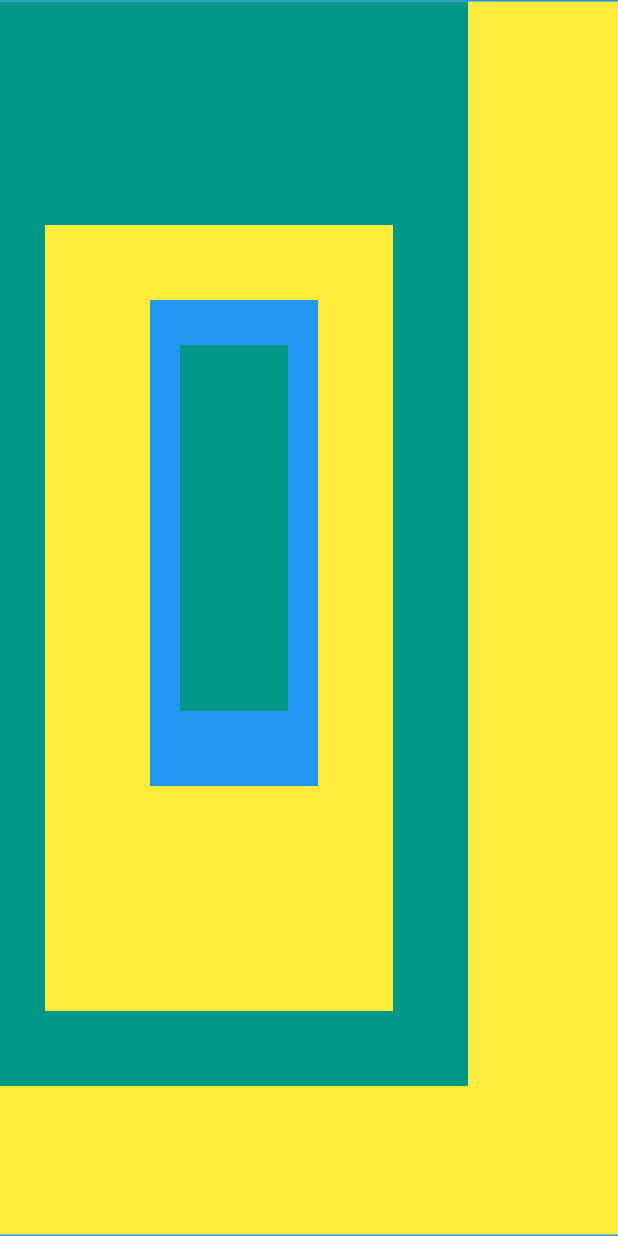
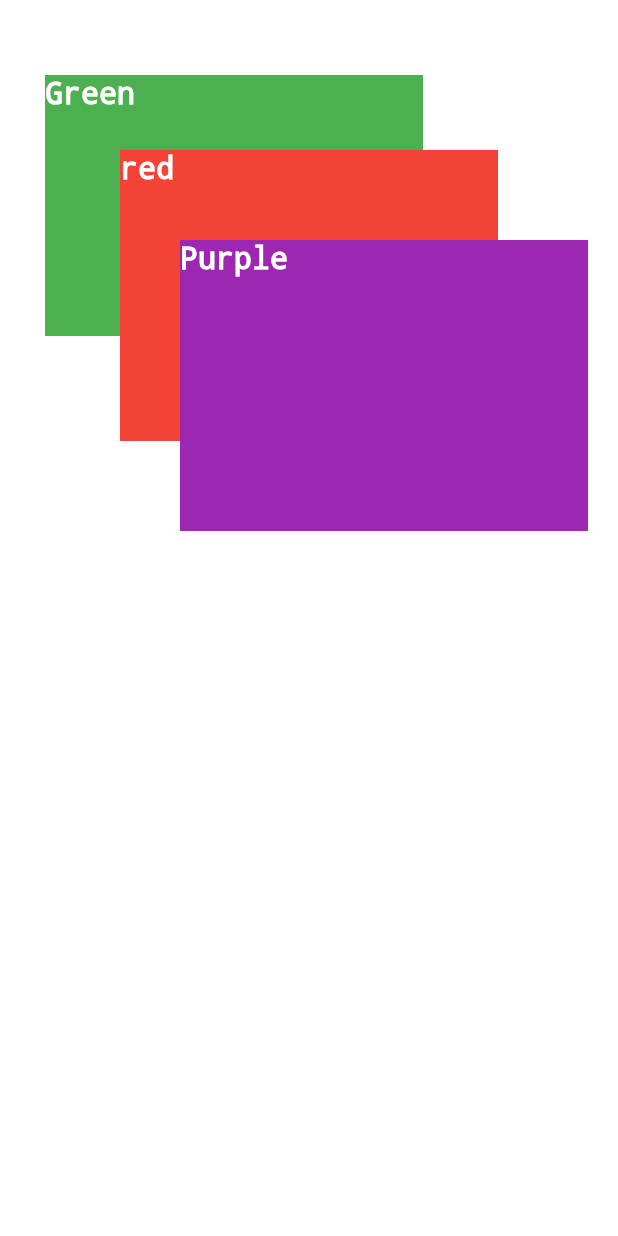
Before and after one commit to Bilol4391/Flutter_Lesson_Two, a Flutter app: the screen it shows after launch, on a phone screen of 412 x 824 dp. Run offline on Flutter 3.47's test engine with Material 2 defaults, Android fonts, the phone set to English and light mode, and no system bars.

```diff
--- a/lib/main.dart
+++ b/lib/main.dart
@@ -339,11 +339,85 @@
 //   }
 // }
 
-
-
-
-
-
+// import 'package:flutter/material.dart';
+//
+// void main() {
+//   runApp(const MyApp());
+// }
+//
+// class MyApp extends StatelessWidget {
+//   const MyApp({super.key});
+//
+//   // This widget is the root of your application.
+//   @override
+//   Widget build(BuildContext context) {
+//     return MaterialApp(
+//       home: Container(
+//         color: Colors.blue,
+//         child: Stack(children: [
+//           Positioned(
+//             top: 1,
+//             bottom: 1,
+//             child: Container(
+//               height: 50,
+//               width: 450,
+//               color: Colors.yellow,
+//             ),
+//           ),
+//
+//           Positioned(
+//             top: 1,
+//             bottom: 100,
+//             right: 100,
+//             child: Container(
+//               height: 50,
+//               width: 450,
+//               color: Colors.teal,
+//             ),
+//           ),
+//
+//           Positioned(
+//             top: 150,
+//             bottom: 150,
+//             right: 150,
+//             left: 30,
+//             child: Container(
+//               height: 50,
+//               width: 450,
+//               color: Colors.yellow,
+//             ),
+//           ),
+//
+//           Positioned(
+//             top: 200,
+//             bottom: 300,
+//             right: 200,
+//             left: 100,
+//             child: Container(
+//               height: 50,
+//               width: 450,
+//               color: Colors.blue,
+//             ),
+//           ),
+//
+//           Positioned(
+//             top: 230,
+//             bottom: 350,
+//             right: 220,
+//             left: 120,
+//             child: Container(
+//               height: 150,
+//               width: 450,
+//               color: Colors.teal,
+//               child: Center(child: Text("CHild", textAlign: TextAlign.center, style: TextStyle(decoration: TextDecoration.none, color: Colors.white, fontSize: 20),)),
+//             ),
+//           ),
+//
+//         ]),
+//       ),
+//     );
+//   }
+// }
 
 import 'package:flutter/material.dart';
 
@@ -359,64 +433,71 @@ class MyApp extends StatelessWidget {
   Widget build(BuildContext context) {
     return MaterialApp(
       home: Container(
-        color: Colors.blue,
+        color: Colors.white,
         child: Stack(children: [
           Positioned(
-            top: 1,
-            bottom: 1,
+            top: 50,
+            bottom: 600,
+            right: 130,
+            left: 30,
             child: Container(
               height: 50,
               width: 450,
-              color: Colors.yellow,
+              color: Colors.green,
+              child: Text(
+                "Green",
+                textAlign: TextAlign.start,
+                style: TextStyle(
+                    decoration: TextDecoration.none,
+                    color: Colors.white,
+                    fontSize: 20),
+              ),
+            ),
+          ),
+
+
+
+          Positioned(
+            top: 100,
+            bottom: 530,
+            right: 80,
+            left: 80,
+            child: Container(
+              height: 50,
+              width: 450,
+              color: Colors.red,
+              child: Text(
+                "red",
+                textAlign: TextAlign.start,
+                style: TextStyle(
+                    decoration: TextDecoration.none,
+                    color: Colors.white,
+                    fontSize: 20),
+              ),
             ),
           ),
 
           Positioned(
-            top: 1,
-            bottom: 100,
-            right: 100,
+            top: 160,
+            bottom: 470,
+            right: 20,
+            left: 120,
             child: Container(
               height: 50,
               width: 450,
-              color: Colors.teal,
+              color: Colors.purple,
+              child: Text(
+                "Purple",
+                textAlign: TextAlign.start,
+                style: TextStyle(
+                    decoration: TextDecoration.none,
+                    color: Colors.white,
+                    fontSize: 20),
+              ),
             ),
           ),
 
-          Positioned(
-            top: 150,
-            bottom: 150,
-            right: 150,
-            left: 30,
-            child: Container(
-              height: 50,
-              width: 450,
-              color: Colors.yellow,
-            ),
-          ),
 
-          Positioned(
-            top: 200,
-            bottom: 300,
-            right: 200,
-            left: 100,
-            child: Container(
-              height: 50,
-              width: 450,
-              color: Colors.blue,
-            ),
-          ),
-
-          Positioned(
-            top: 230,
-            bottom: 350,
-            right: 220,
-            left: 120,
-            child: Container(
-              height: 150,
-              width: 450,
-              color: Colors.teal,
-            ),
-          ),
 
         ]),
       ),
```
